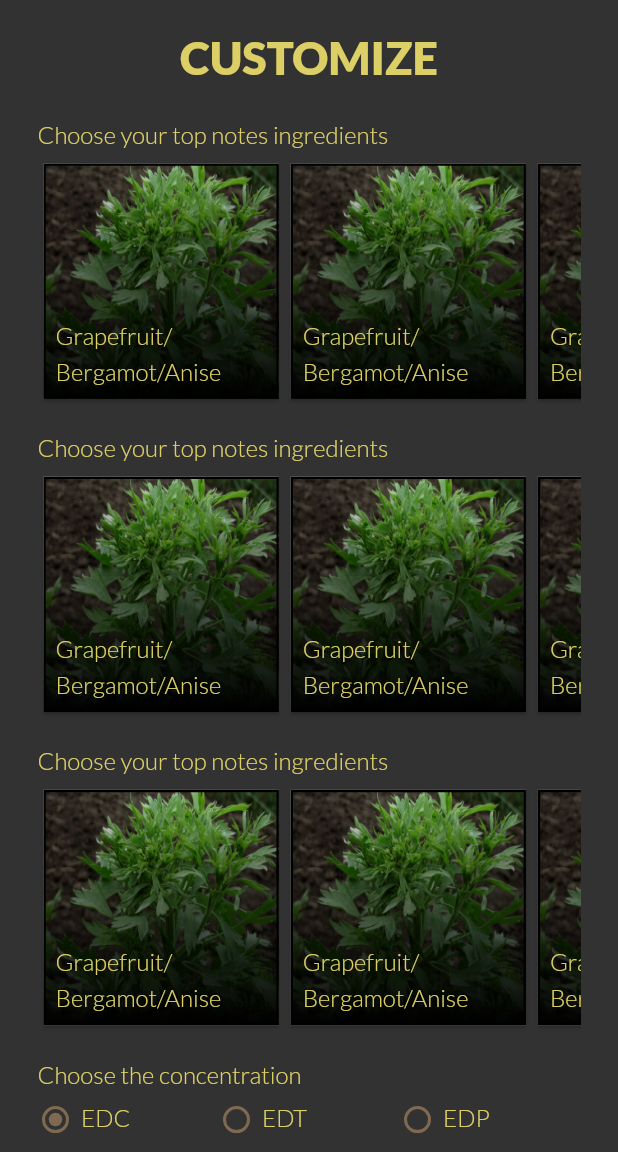
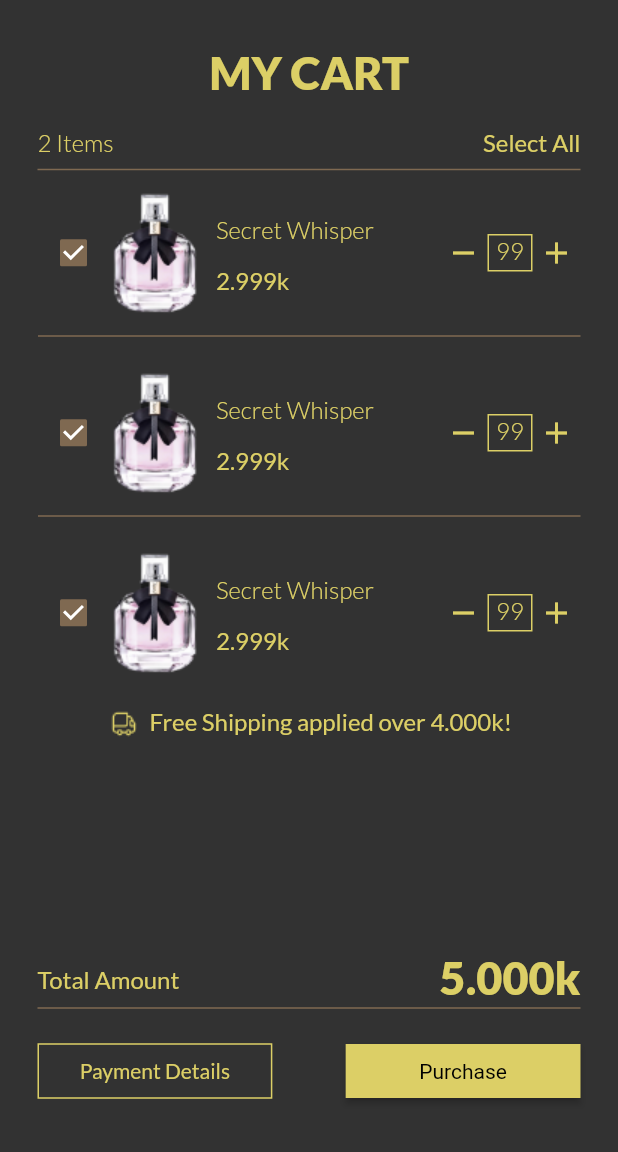
Before and after one commit to L2T-Team/Permix, a Flutter app: the screen it shows after launch, on a phone screen of 412 x 824 dp, the part 84-1236 px from its top. Run offline on Flutter 3.47's test engine with Material 2 defaults, Android fonts, the phone set to English and light mode, and no system bars.

Commit message:
Cart Screen

```diff
--- a/lib/main.dart
+++ b/lib/main.dart
@@ -1,6 +1,7 @@
 import 'package:flutter/cupertino.dart';
 import 'package:flutter/gestures.dart';
 import 'package:flutter/material.dart';
+import 'package:permix/screen/cart-screen.dart';
 import 'package:permix/screen/customize-screen.dart';
 import 'package:permix/screen/login-screen.dart';
 import 'package:permix/screen/menu-screen.dart';
@@ -57,7 +58,11 @@ class MainApp extends StatelessWidget {
               fontSize: 16,
               height: 1.5),
           bodyMedium: TextStyle(
-              color: PRIMARY_COLOR, fontWeight: FontWeight.w400, fontSize: 16),
+            color: PRIMARY_COLOR,
+            fontWeight: FontWeight.w400,
+            fontSize: 16,
+            height: 1.5,
+          ),
         ),
         elevatedButtonTheme: ElevatedButtonThemeData(
           style: ButtonStyle(
@@ -96,7 +101,7 @@ class MainApp extends StatelessWidget {
           ),
         ),
       ),
-      home: const CustomizeScreen(),
+      home: const CartScreen(),
       /*onGenerateRoute: (settings) {
         //TODO: find better way
         switch (settings.name) {
--- /dev/null
+++ b/lib/screen/cart-screen.dart
@@ -0,0 +1,125 @@
+import 'package:flutter/material.dart';
+import 'package:permix/util/constant.dart';
+import 'package:permix/widget/common/app-bar.dart';
+import 'package:permix/widget/common/cart-item.dart';
+import 'package:permix/widget/common/custom-text-form-field.dart';
+
+class CartScreen extends StatelessWidget {
+  const CartScreen({Key? key}) : super(key: key);
+
+  @override
+  Widget build(BuildContext context) {
+    var size = MediaQuery.of(context).size;
+    var padding = MediaQuery.of(context).padding;
+    return Scaffold(
+      appBar: appBar,
+      body: Container(
+        width: size.width,
+        height: size.height - kToolbarHeight - padding.top,
+        color: Theme.of(context).colorScheme.background,
+        padding: EdgeInsets.symmetric(
+            vertical: 30, horizontal: DEFAULT_HORIZONTAL_PADDING),
+        child: Column(
+          children: [
+            Text(
+              'MY CART',
+              style: Theme.of(context).textTheme.headlineLarge,
+            ),
+            SizedBox(
+              height: 15,
+            ),
+            Row(
+              mainAxisAlignment: MainAxisAlignment.spaceBetween,
+              children: [
+                Text(
+                  '2 Items',
+                  style: Theme.of(context).textTheme.bodySmall,
+                ),
+                Text('Select All'),
+              ],
+            ),
+            Padding(
+              padding: const EdgeInsets.only(top: 5, bottom: 10),
+              child: Divider(
+                thickness: 1,
+                height: 6,
+                color: Theme.of(context).colorScheme.secondary,
+              ),
+            ),
+            SizedBox(
+              height: size.height / 2.5,
+              child: ListView.builder(
+                  shrinkWrap: true,
+                  itemCount: 5,
+                  itemBuilder: (_, index) {
+                    return CartItem();
+                  }),
+            ),
+            SizedBox(height: 15),
+            Row(
+              mainAxisSize: MainAxisSize.max,
+              mainAxisAlignment: MainAxisAlignment.center,
+              crossAxisAlignment: CrossAxisAlignment.center,
+              children: [
+                ImageIcon(
+                  AssetImage('$IMAGE_PATH/truck-icon.png'),
+                  color: PRIMARY_COLOR,
+                ),
+                SizedBox(
+                  width: 5,
+                ),
+                Text(
+                  'Free Shipping applied over 4.000k!',
+                  style: Theme.of(context)
+                      .textTheme
+                      .bodyMedium!
+                      .copyWith(height: 1),
+                )
+              ],
+            ),
+            Expanded(
+              child: Column(
+                mainAxisAlignment: MainAxisAlignment.end,
+                children: [
+                  Row(
+                    mainAxisSize: MainAxisSize.max,
+                    mainAxisAlignment: MainAxisAlignment.spaceBetween,
+                    children: [
+                      Text('Total Amount'),
+                      Text(
+                        '5.000k',
+                        style: Theme.of(context).textTheme.headlineLarge,
+                      ),
+                    ],
+                  ),
+                  Divider(
+                    thickness: 1,
+                    height: 6,
+                    color: Theme.of(context).colorScheme.secondary,
+                  ),
+                  SizedBox(
+                    height: 15,
+                  ),
+                  Row(
+                    mainAxisSize: MainAxisSize.max,
+                    mainAxisAlignment: MainAxisAlignment.spaceBetween,
+                    children: [
+                      TextButton(
+                        onPressed: () {},
+                        child: Text('Payment Details'),
+                      ),
+                      ElevatedButton(
+                        onPressed: () {},
+                        child: Text('Purchase'),
+                      ),
+                    ],
+                  )
+                ],
+              ),
+            )
+          ],
+        ),
+      ),
+    );
+  }
+}
--- a/lib/util/constant.dart
+++ b/lib/util/constant.dart
@@ -5,5 +5,6 @@ const Color SECONDARY_COLOR = Color.fromRGBO(127, 105, 81, 1);
 const Color BACKGROUND_COLOR = Color.fromRGBO(50, 50, 50, 1);
 
 const double DEFAULT_HORIZONTAL_PADDING = 25;
+const double DEFAULT_BUTTON_HEIGHT = 30;
 
 const String IMAGE_PATH = 'assets/images';
--- /dev/null
+++ b/lib/widget/common/cart-item.dart
@@ -0,0 +1,106 @@
+import 'package:flutter/material.dart';
+
+import '../../util/constant.dart';
+
+class CartItem extends StatefulWidget {
+  const CartItem({Key? key}) : super(key: key);
+
+  @override
+  State<CartItem> createState() => _CartItemState();
+}
+
+class _CartItemState extends State<CartItem> {
+  @override
+  Widget build(BuildContext context) {
+    return Container(
+      height: 120,
+      child: Column(
+        children: [
+          Row(
+            children: [
+              Checkbox(value: true, onChanged: (val) {}),
+              Image.asset(
+                '$IMAGE_PATH/products/1.png',
+                // height: 100,
+              ),
+              SizedBox(
+                width: 10,
+              ),
+              Column(
+                mainAxisSize: MainAxisSize.max,
+                mainAxisAlignment: MainAxisAlignment.spaceBetween,
+                crossAxisAlignment: CrossAxisAlignment.start,
+                children: [
+                  Text(
+                    'Secret Whisper',
+                    style: Theme.of(context).textTheme.bodySmall,
+                  ),
+                  SizedBox(
+                    height: 10,
+                  ),
+                  Text('2.999k')
+                ],
+              ),
+              Expanded(
+                child: Container(
+                  width: double.infinity,
+                  child: Row(
+                    mainAxisSize: MainAxisSize.min,
+                    mainAxisAlignment: MainAxisAlignment.end,
+                    children: [
+                      IconButton(
+                        onPressed: () {},
+                        padding: EdgeInsets.zero,
+                        visualDensity: const VisualDensity(
+                            horizontal: VisualDensity.minimumDensity,
+                            vertical: VisualDensity.minimumDensity),
+                        // alignment: Alignment.topCenter,
+                        icon: Icon(Icons.remove),
+                        color: PRIMARY_COLOR,
+                      ),
+                      Container(
+                        decoration: BoxDecoration(
+                          border: Border.all(
+                            color: PRIMARY_COLOR,
+                          ),
+                        ),
+                        height: 25,
+                        width: 30,
+                        alignment: Alignment.center,
+                        child: Text(
+                          '99',
+                          textAlign: TextAlign.center,
+                          style: Theme.of(context)
+                              .textTheme
+                              .bodySmall!
+                              .copyWith(height: 1),
+                        ),
+                      ),
+                      IconButton(
+                        onPressed: () {},
+                        padding: EdgeInsets.zero,
+                        visualDensity: const VisualDensity(
+                            horizontal: VisualDensity.minimumDensity,
+                            vertical: VisualDensity.minimumDensity),
+                        icon: Icon(Icons.add),
+                        color: PRIMARY_COLOR,
+                      )
+                    ],
+                  ),
+                ),
+              )
+            ],
+          ),
+          Padding(
+            padding: const EdgeInsets.symmetric(vertical: 10),
+            child: Divider(
+              thickness: 1,
+              height: 6,
+              color: Theme.of(context).colorScheme.secondary,
+            ),
+          ),
+        ],
+      ),
+    );
+  }
+}
```
Also changed, not shown: assets/images/truck-icon.png (added).
